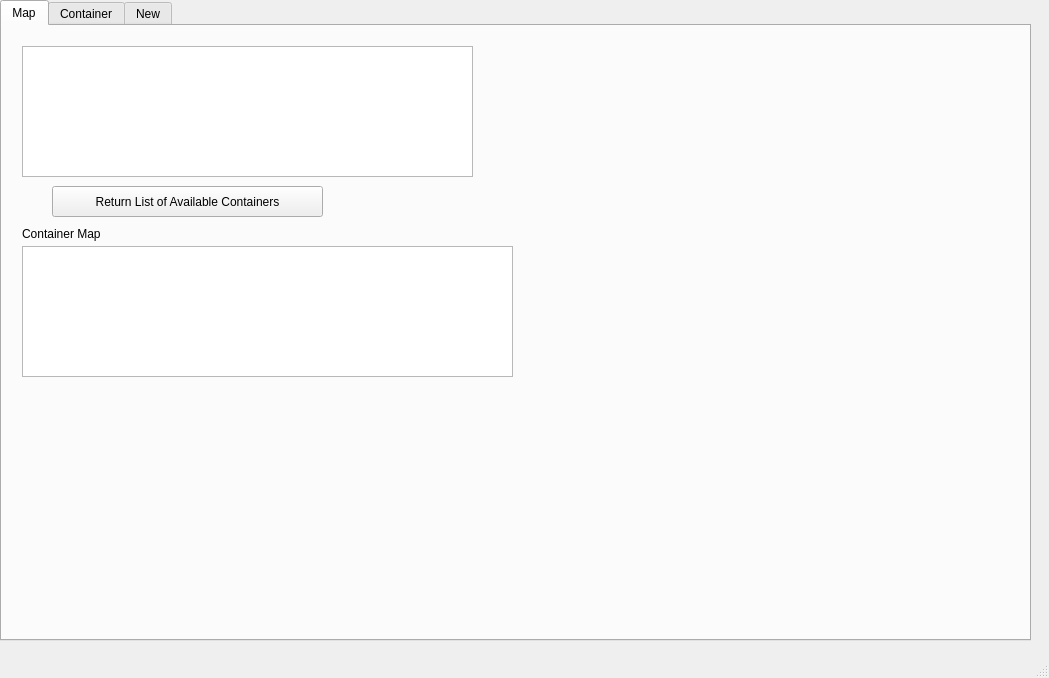
Old version of the form Graphics/SagaGui.ui in the repository inexplicable01/saga.
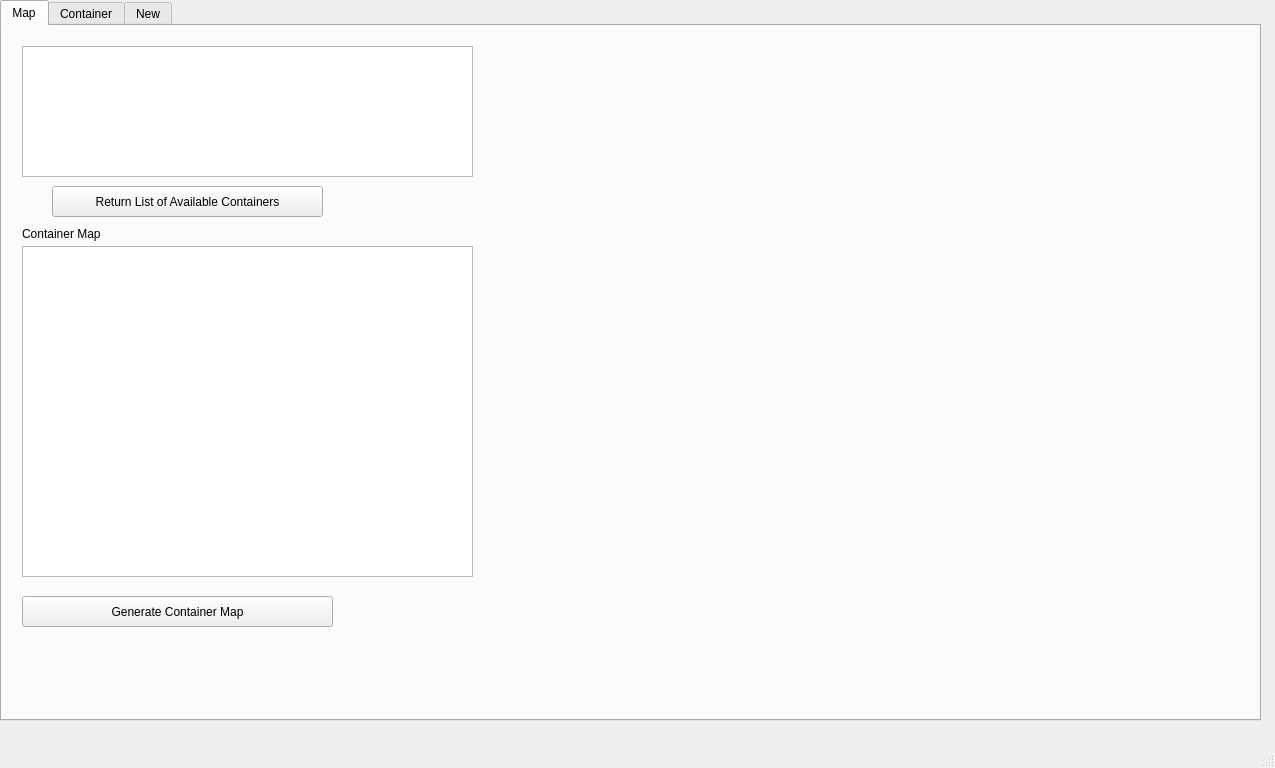
New version of the form. The open tabs and pages were chosen to show the change.

Commit message:
Adding Container Mapping capability
Adding Container Mapping capability

What changed in the file:
```diff
--- a/Graphics/SagaGui.ui
+++ b/Graphics/SagaGui.ui
@@ -6,8 +6,8 @@
    <rect>
     <x>0</x>
     <y>0</y>
-    <width>1049</width>
-    <height>678</height>
+    <width>1275</width>
+    <height>768</height>
    </rect>
   </property>
   <property name="windowTitle">
@@ -35,8 +35,8 @@
      <rect>
       <x>0</x>
       <y>0</y>
-      <width>1031</width>
-      <height>641</height>
+      <width>1261</width>
+      <height>721</height>
      </rect>
     </property>
     <property name="currentIndex">
@@ -83,8 +83,8 @@
        <rect>
         <x>20</x>
         <y>220</y>
-        <width>491</width>
-        <height>131</height>
+        <width>451</width>
+        <height>331</height>
        </rect>
       </property>
      </widget>
@@ -101,6 +101,19 @@
        <string>Container Map</string>
       </property>
      </widget>
+     <widget class="QPushButton" name="generateContainerBttn">
+      <property name="geometry">
+       <rect>
+        <x>20</x>
+        <y>570</y>
+        <width>311</width>
+        <height>31</height>
+       </rect>
+      </property>
+      <property name="text">
+       <string>Generate Container Map</string>
+      </property>
+     </widget>
     </widget>
     <widget class="QWidget" name="Container">
      <attribute name="title">
```
Left out of the diff: 15 changed lines with no effect on the pictures. The commit also changes 12 other files.
